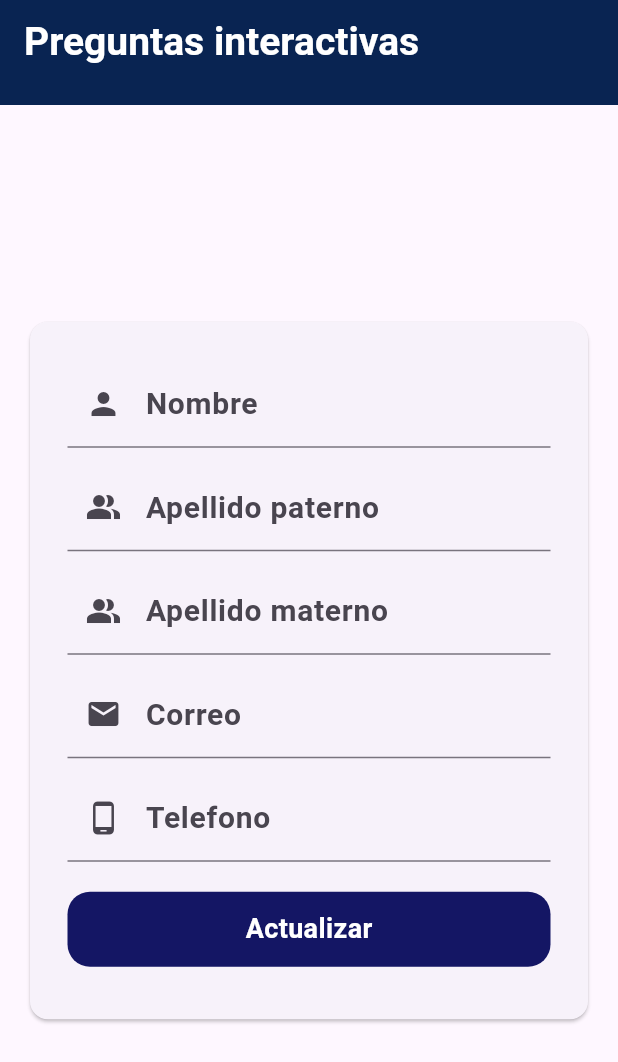
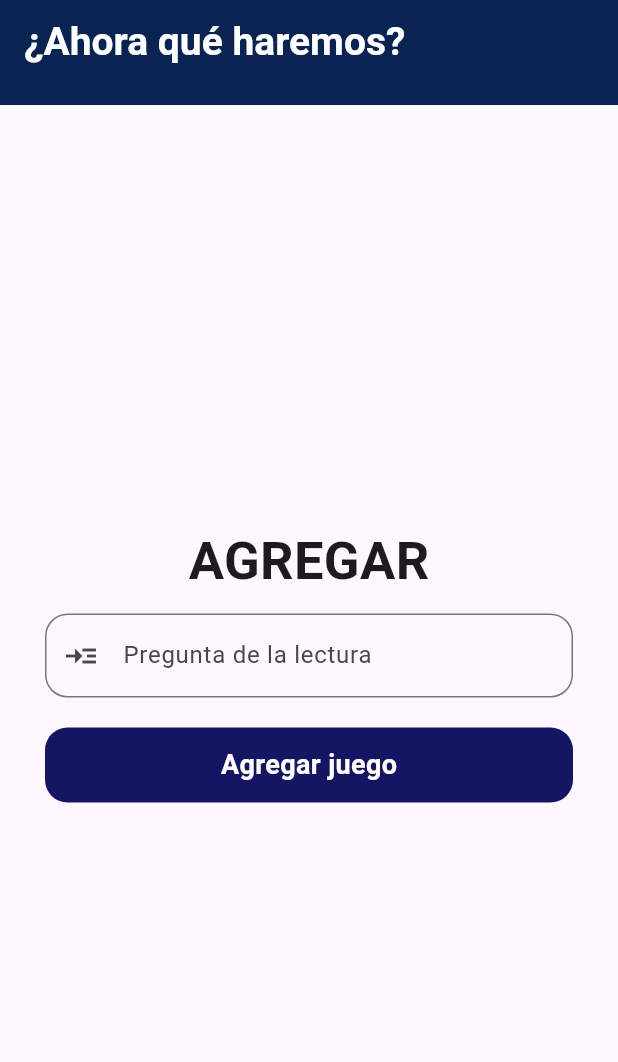
Before and after one commit to aaronguevara11/App-Lectoya, a Flutter app: the FormHaremos screen opened directly, on a phone screen of 412 x 824 dp. Shown: the top 1062 px of the screen. Run offline on Flutter 3.47's test engine with Material 3 defaults, Android fonts, the phone set to English and light mode, and no system bars; our stand-ins replace dio, jwt_decoder, shared_preferences; accounts and stored records are empty; network calls fail.

Commit message:
Juegos listados y formulario funcionando

```diff
--- a/lib/screens/Docentes/Forms/Juegos/haremos.dart
+++ b/lib/screens/Docentes/Forms/Juegos/haremos.dart
@@ -1,4 +1,6 @@
 import 'package:flutter/material.dart';
+import 'package:lectoya/api/apiDocentes.dart';
+import 'package:lectoya/screens/Docentes/Curso/Temas/DetalleTema.dart';
 
 class FormHaremos extends StatefulWidget {
   const FormHaremos({super.key});
@@ -9,23 +11,26 @@ class FormHaremos extends StatefulWidget {
 
 class _Haremos extends State<FormHaremos> {
   GlobalKey<FormState> formkey = GlobalKey<FormState>();
+  DocentesAPI docentesAPI = DocentesAPI();
+  TextEditingController preguntaController = TextEditingController();
 
   @override
   Widget build(BuildContext context) {
     return Scaffold(
       appBar: PreferredSize(
-          preferredSize: Size.fromHeight(70),
+        preferredSize: const Size.fromHeight(70),
         child: AppBar(
           backgroundColor: const Color.fromARGB(255, 9, 36, 82),
           title: const Column(
             mainAxisAlignment: MainAxisAlignment.center,
             children: [
               Text(
-                  'Preguntas interactivas',
+                '¿Ahora qué haremos?',
                 style: TextStyle(
                   color: Colors.white,
                   fontWeight: FontWeight.w700,
-                      fontSize: 26),
+                  fontSize: 26,
+                ),
               ),
             ],
           ),
@@ -41,147 +46,132 @@ class _Haremos extends State<FormHaremos> {
               children: [
                 SizedBox(
                   width: MediaQuery.of(context).size.width,
-                  child: Card(
+                  child: Container(
                     margin: const EdgeInsets.all(20),
                     child: Padding(
-                      padding: const EdgeInsets.all(25),
+                      padding: const EdgeInsets.all(10),
                       child: Form(
                         key: formkey,
                         child: Column(
                           mainAxisAlignment: MainAxisAlignment.center,
                           children: [
-                            TextFormField(
-                              keyboardType: TextInputType.visiblePassword,
-                              decoration: const InputDecoration(
-                                  labelText: 'Nombre',
-                                  labelStyle: TextStyle(
-                                      fontSize: 20,
-                                      fontWeight: FontWeight.bold),
-                                  floatingLabelStyle: TextStyle(
-                                      color: Colors.black,
-                                      fontSize: 18,
-                                      fontWeight: FontWeight.bold),
-                                  prefixIcon: Icon(Icons.person)),
-                              validator: (value) {
-                                if (value == null || value.isEmpty) {
-                                  return 'Escriba su nombre';
-                                }
-                                return null;
-                              },
+                            Text(
+                              'Agregar'.toUpperCase(),
+                              style: TextStyle(
+                                  fontSize: 35, fontWeight: FontWeight.bold),
                             ),
-                            const SizedBox(
+                            SizedBox(
                               height: 10,
                             ),
                             TextFormField(
-                              keyboardType: TextInputType.visiblePassword,
-                              decoration: const InputDecoration(
-                                  labelText: 'Apellido paterno',
-                                  labelStyle: TextStyle(
-                                      fontSize: 20,
-                                      fontWeight: FontWeight.bold),
-                                  floatingLabelStyle: TextStyle(
+                              controller: preguntaController,
+                              maxLines: null,
+                              minLines: 1,
+                              decoration: InputDecoration(
+                                fillColor: Colors.black,
+                                labelText: 'Pregunta de la lectura',
+                                floatingLabelStyle: const TextStyle(
                                   color: Colors.black,
-                                      fontSize: 18,
-                                      fontWeight: FontWeight.bold),
-                                  prefixIcon: Icon(Icons.people_alt)),
+                                  fontSize: 15,
+                                ),
+                                border: OutlineInputBorder(
+                                  borderRadius: BorderRadius.circular(15),
+                                ),
+                                prefixIcon: const Icon(Icons.read_more),
+                              ),
                               validator: (value) {
-                                if (value == null || value.isEmpty) {
-                                  return 'Escriba su Apellido';
-                                }
-                                return null;
-                              },
-                            ),
-                            const SizedBox(
-                              height: 10,
-                            ),
-                            TextFormField(
-                              keyboardType: TextInputType.visiblePassword,
-                              decoration: const InputDecoration(
-                                  labelText: 'Apellido materno',
-                                  labelStyle: TextStyle(
-                                      fontSize: 20,
-                                      fontWeight: FontWeight.bold),
-                                  floatingLabelStyle: TextStyle(
-                                      color: Colors.black,
-                                      fontSize: 18,
-                                      fontWeight: FontWeight.bold),
-                                  prefixIcon: Icon(Icons.people_alt)),
-                              validator: (value) {
-                                if (value == null || value.isEmpty) {
-                                  return 'Escriba su apellido';
-                                }
-                                return null;
-                              },
-                            ),
-                            const SizedBox(
-                              height: 10,
-                            ),
-                            TextFormField(
-                              keyboardType: TextInputType.emailAddress,
-                              decoration: const InputDecoration(
-                                  labelText: 'Correo',
-                                  labelStyle: TextStyle(
-                                      fontSize: 20,
-                                      fontWeight: FontWeight.bold),
-                                  floatingLabelStyle: TextStyle(
-                                      color: Colors.black,
-                                      fontSize: 18,
-                                      fontWeight: FontWeight.bold),
-                                  prefixIcon: Icon(Icons.email)),
-                              validator: (value) {
-                                if (value == null || value.isEmpty) {
-                                  return 'Ingrese su correo electrónico';
-                                } else if (!value.contains('@')) {
-                                  return 'Ingrese un correo valido';
-                                }
-                                return null;
-                              },
-                            ),
-                            const SizedBox(
-                              height: 10,
-                            ),
-                            TextFormField(
-                              keyboardType: TextInputType.number,
-                              decoration: const InputDecoration(
-                                  labelText: 'Telefono',
-                                  labelStyle: TextStyle(
-                                      fontSize: 20,
-                                      fontWeight: FontWeight.bold),
-                                  floatingLabelStyle: TextStyle(
-                                      color: Colors.black,
-                                      fontSize: 18,
-                                      fontWeight: FontWeight.bold),
-                                  prefixIcon: Icon(Icons.phone_android)),
-                              validator: (value) {
-                                if (value == null || value.isEmpty) {
-                                  return 'Escriba su telefono';
+                                if (value!.isEmpty) {
+                                  return 'Ingrese una pregunta';
                                 }
                                 return null;
                               },
                             ),
                             const SizedBox(height: 20),
                             GestureDetector(
-                                onTap: () async {},
+                              onTap: () async {
+                                if (formkey.currentState!.validate()) {
+                                  final String pregunta =
+                                      preguntaController.text;
+
+                                  final response =
+                                      await docentesAPI.AgregarHaremos(
+                                          pregunta);
+
+                                  if (response == "El juego no existe") {
+                                    ScaffoldMessenger.of(context).showSnackBar(
+                                      const SnackBar(
+                                        content: Row(
+                                          children: [
+                                            Icon(
+                                              Icons.error_outline,
+                                              color: Colors.white,
+                                            ),
+                                            Text(
+                                              'Hubo un error, intentalo de nuevo más tarde',
+                                              style: TextStyle(
+                                                  color: Colors.white),
+                                            ),
+                                          ],
+                                        ),
+                                        backgroundColor:
+                                            Color.fromARGB(255, 87, 14, 14),
+                                      ),
+                                    );
+                                    Navigator.pushReplacement(
+                                      context,
+                                      MaterialPageRoute(
+                                        builder: (context) =>
+                                            const DetalleTemaDocente(),
+                                      ),
+                                    );
+                                  } else if (response == "Juego agregado") {
+                                    ScaffoldMessenger.of(context).showSnackBar(
+                                      const SnackBar(
+                                        content: Row(
+                                          children: [
+                                            Icon(
+                                              Icons.check,
+                                              color: Colors.white,
+                                            ),
+                                            SizedBox(
+                                              width: 5,
+                                            ),
+                                            Text('Juego agregado con éxito'),
+                                          ],
+                                        ),
+                                        backgroundColor:
+                                            Color.fromARGB(255, 19, 87, 14),
+                                      ),
+                                    );
+                                    Navigator.pushReplacement(
+                                      context,
+                                      MaterialPageRoute(
+                                        builder: (context) =>
+                                            const DetalleTemaDocente(),
+                                      ),
+                                    );
+                                  }
+                                }
+                              },
                               child: Container(
                                 height: 50,
                                 decoration: BoxDecoration(
-                                    color:
-                                        const Color.fromARGB(255, 20, 22, 100),
+                                  color: const Color.fromARGB(255, 20, 22, 100),
                                   borderRadius: BorderRadius.circular(15),
                                 ),
                                 child: const Center(
                                   child: Text(
-                                      'Actualizar',
+                                    'Agregar juego',
                                     style: TextStyle(
                                       color: Colors.white,
                                       fontSize: 18,
-                                          fontWeight: FontWeight.bold),
+                                      fontWeight: FontWeight.bold,
                                     ),
                                   ),
-                                )),
-                            const SizedBox(
-                              height: 10,
                                 ),
+                              ),
+                            ),
+                            const SizedBox(height: 10),
                           ],
                         ),
                       ),
@@ -191,6 +181,8 @@ class _Haremos extends State<FormHaremos> {
               ],
             ),
           ),
-        )));
+        ),
+      ),
+    );
   }
 }
```
Also changed, not shown: lib/api/apiDocentes.dart (+44 -9 lines), lib/screens/Docentes/Curso/Temas/DetalleTema.dart (+108 -2 lines), lib/screens/Docentes/Forms/Juegos/interactivas.dart (+77 -53 lines). Lines whose indentation alone changed are shown as unchanged.
